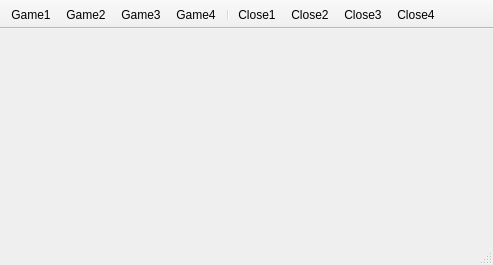
First picture: the form in solitaire/src/gui/mainwindow.ui, repository rykala/solitaire, before the edit.
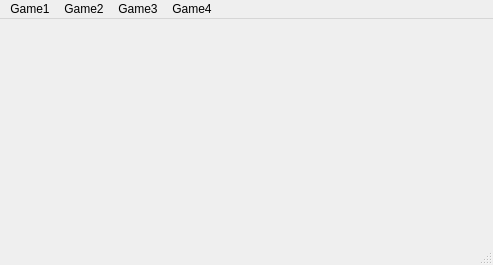
Second picture: the form after the edit.

Commit message: Graphic buttons added

```diff
--- a/solitaire/src/gui/mainwindow.ui
+++ b/solitaire/src/gui/mainwindow.ui
@@ -26,36 +26,55 @@
      <height>20</height>
     </rect>
    </property>
-  </widget>
-  <widget class="QToolBar" name="mainToolBar">
-   <property name="font">
-    <font>
-     <weight>50</weight>
-     <bold>false</bold>
-     <kerning>true</kerning>
-    </font>
-   </property>
-   <property name="movable">
-    <bool>false</bool>
-   </property>
-   <property name="floatable">
-    <bool>false</bool>
-   </property>
-   <attribute name="toolBarArea">
-    <enum>TopToolBarArea</enum>
-   </attribute>
-   <attribute name="toolBarBreak">
-    <bool>false</bool>
-   </attribute>
-   <addaction name="actionGame1"/>
-   <addaction name="actionGame2"/>
-   <addaction name="actionGame3"/>
-   <addaction name="actionGame4"/>
-   <addaction name="separator"/>
-   <addaction name="actionClose1"/>
-   <addaction name="actionClose2"/>
-   <addaction name="actionClose3"/>
-   <addaction name="actionClose4"/>
+   <widget class="QMenu" name="menuGame1">
+    <property name="title">
+     <string>Game1</string>
+    </property>
+    <addaction name="actionGame1"/>
+    <addaction name="actionHint1"/>
+    <addaction name="actionUndo1"/>
+    <addaction name="actionSave_Game1"/>
+    <addaction name="actionLoad_game1"/>
+    <addaction name="actionClose1"/>
+   </widget>
+   <widget class="QMenu" name="menuGame2">
+    <property name="title">
+     <string>Game2</string>
+    </property>
+    <addaction name="actionGame2"/>
+    <addaction name="actionHint2"/>
+    <addaction name="actionUndo2"/>
+    <addaction name="actionSave_Game2"/>
+    <addaction name="actionLoad_game2"/>
+    <addaction name="actionClose2"/>
+   </widget>
+   <widget class="QMenu" name="menuGame3">
+    <property name="title">
+     <string>Game3</string>
+    </property>
+    <addaction name="actionGame3"/>
+    <addaction name="actionHint3"/>
+    <addaction name="actionUndo3"/>
+    <addaction name="actionSave_Game3"/>
+    <addaction name="actionLoad_game3"/>
+    <addaction name="actionClose3"/>
+   </widget>
+   <widget class="QMenu" name="menuGame4">
+    <property name="title">
+     <string>Game4</string>
+    </property>
+    <addaction name="actionGame4"/>
+    <addaction name="actionHint4"/>
+    <addaction name="actionUndo4"/>
+    <addaction name="actionSave_Game4"/>
+    <addaction name="actionLoad_game4"/>
+    <addaction name="actionClose4"/>
+    <addaction name="separator"/>
+   </widget>
+   <addaction name="menuGame1"/>
+   <addaction name="menuGame2"/>
+   <addaction name="menuGame3"/>
+   <addaction name="menuGame4"/>
   </widget>
   <widget class="QStatusBar" name="statusBar">
    <property name="enabled">
@@ -64,22 +83,22 @@
   </widget>
   <action name="actionGame1">
    <property name="text">
-    <string>Game1</string>
+    <string>New game</string>
    </property>
   </action>
   <action name="actionGame2">
    <property name="text">
-    <string>Game2</string>
+    <string>New game</string>
    </property>
   </action>
   <action name="actionGame3">
    <property name="text">
-    <string>Game3</string>
+    <string>New game</string>
    </property>
   </action>
   <action name="actionGame4">
    <property name="text">
-    <string>Game4</string>
+    <string>New game</string>
    </property>
    <property name="toolTip">
     <string>Game4</string>
@@ -87,17 +106,17 @@
   </action>
   <action name="actionClose1">
    <property name="text">
-    <string>Close1</string>
+    <string>Close game</string>
    </property>
   </action>
   <action name="actionClose2">
    <property name="text">
-    <string>Close2</string>
+    <string>Close game</string>
    </property>
   </action>
   <action name="actionClose3">
    <property name="text">
-    <string>Close3</string>
+    <string>Close game</string>
    </property>
    <property name="toolTip">
     <string>Close3</string>
@@ -105,7 +124,7 @@
   </action>
   <action name="actionClose4">
    <property name="text">
-    <string>Close4</string>
+    <string>Close game</string>
    </property>
    <property name="toolTip">
     <string>Close4</string>
```
Left out of the diff: 80 changed lines with no effect on the pictures. The commit also changes 3 other files.
